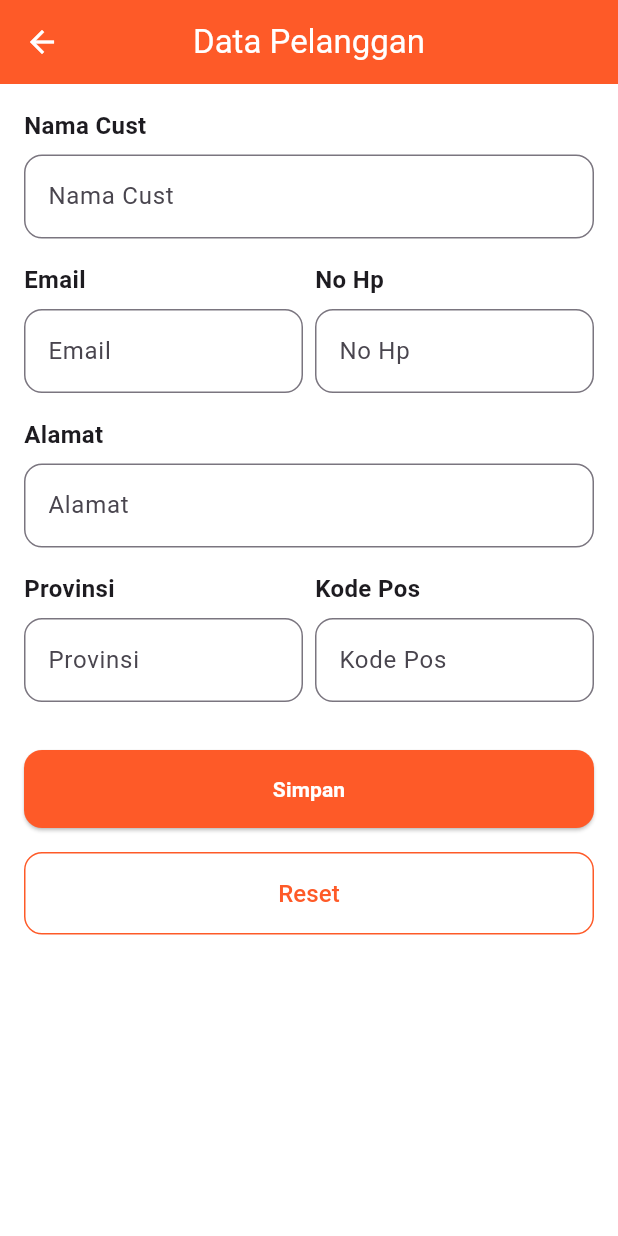
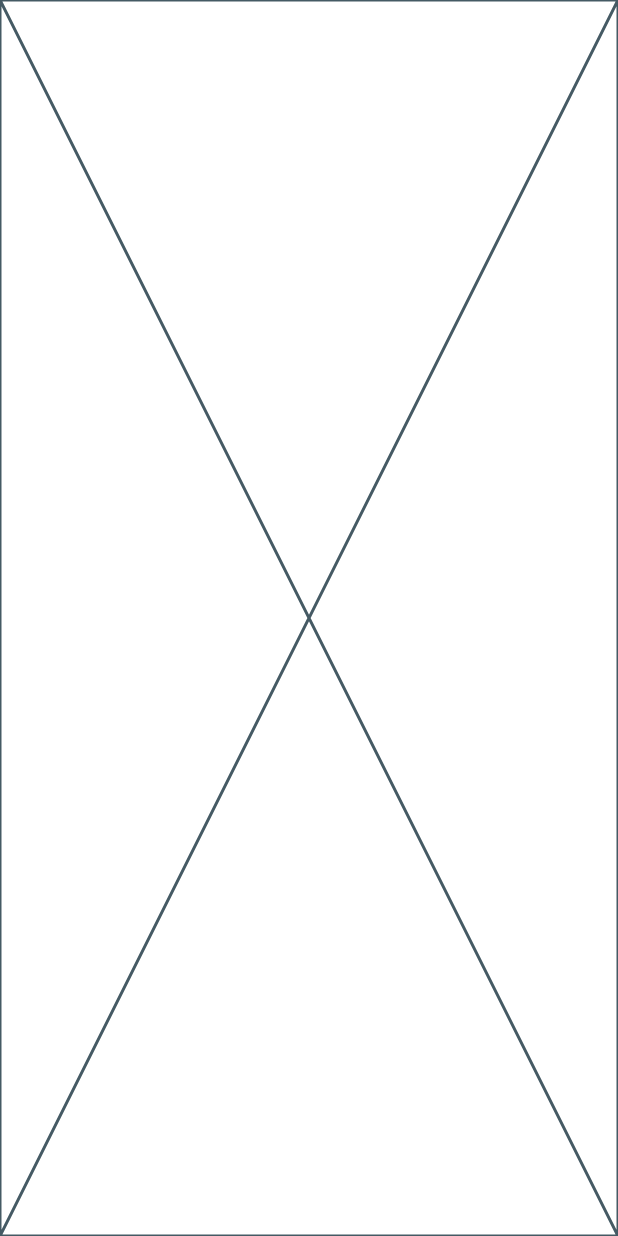
Before and after one commit to IAMHUDA/20220140049_UCP1Flutter, a Flutter app: the HomePage screen opened by its route, after a tap on "Data Pelanggan", on a phone screen of 412 x 824 dp. Run offline on Flutter 3.47's test engine with Material 3 defaults, Android fonts, the phone set to English and light mode, and no system bars.

Commit message:
add data barang page

```diff
--- /dev/null
+++ b/lib/data_barang_page.dart
@@ -0,0 +1,15 @@
+import 'package:flutter/material.dart';
+
+class DataBarangPage extends StatefulWidget {
+  const DataBarangPage({super.key});
+
+  @override
+  State<DataBarangPage> createState() => _DataBarangPageState();
+}
+
+class _DataBarangPageState extends State<DataBarangPage> {
+  @override
+  Widget build(BuildContext context) {
+    return const Placeholder();
+  }
+}
--- a/lib/detail_pelanggan_page.dart
+++ b/lib/detail_pelanggan_page.dart
@@ -43,9 +43,7 @@ class DetailPelangganPage extends StatelessWidget {
             const SizedBox(height: 16),
             const CircleAvatar(
               radius: 50,
-              backgroundImage: AssetImage(
-                'assets/profile.jpg',
-              ),
+              backgroundImage: AssetImage('assets/profile.jpg'),
             ),
             const SizedBox(height: 16),
             Text(
@@ -83,14 +81,20 @@ class DetailPelangganPage extends StatelessWidget {
                   ),
                 ),
                 onPressed: () {
-                  Navigator.pushNamedAndRemoveUntil(
+                  Navigator.pushNamed(
                     context,
                     '/home',
-                    (route) => false,
+                    arguments: {'nama': nama}, // Kirim kembali nama
                   );
                 },
 
-                child: const Text('Selesai', style: TextStyle(fontSize: 16,color: Color.fromARGB(255, 255, 255, 255)),),
+                child: const Text(
+                  'Selesai',
+                  style: TextStyle(
+                    fontSize: 16,
+                    color: Color.fromARGB(255, 255, 255, 255),
+                  ),
+                ),
               ),
             ),
           ],
@@ -98,6 +102,7 @@ class DetailPelangganPage extends StatelessWidget {
       ),
     );
   }
+
   Widget _buildDetailSection(String label, String value) {
     return Column(
       crossAxisAlignment: CrossAxisAlignment.start,
--- a/lib/home_page.dart
+++ b/lib/home_page.dart
@@ -1,6 +1,7 @@
 import 'package:flutter/material.dart';
 import 'package:ucp1/piket_page.dart';
 import 'package:ucp1/pelanggan_page.dart';
+import 'package:ucp1/data_barang_page.dart';
 class HomePage extends StatefulWidget {
   final String nama;
   const HomePage({Key? key, required this.nama}) : super(key: key);
@@ -85,7 +86,7 @@ class _HomePageState extends State<HomePage> {
                   onTap: () {
                     Navigator.push(
                       context,
-                      MaterialPageRoute(builder: (context) => PelangganPage()),
+                      MaterialPageRoute(builder: (context) => DataBarangPage()),
                     );
                   },
 
@@ -100,7 +101,10 @@ class _HomePageState extends State<HomePage> {
               height: 200,
               fullWidth: true,
               onTap: () {
-
+                Navigator.push(
+                      context,
+                      MaterialPageRoute(builder: (context) => PelangganPage()),
+                    );
               },
             ),
           ],
--- a/lib/main.dart
+++ b/lib/main.dart
@@ -19,8 +19,12 @@ class MyApp extends StatelessWidget {
       initialRoute: '/login',
       routes: {
         '/login': (context) => const LoginPage(),
-        '/home': (context) => const HomePage(nama: ""),
-
+        '/home': (context) {
+          final args =
+              ModalRoute.of(context)?.settings.arguments
+                  as Map<String, dynamic>?;
+          return HomePage(nama: args?['nama'] ?? 'Guest');
+        },
       },
       debugShowCheckedModeBanner: false,
     );
```
